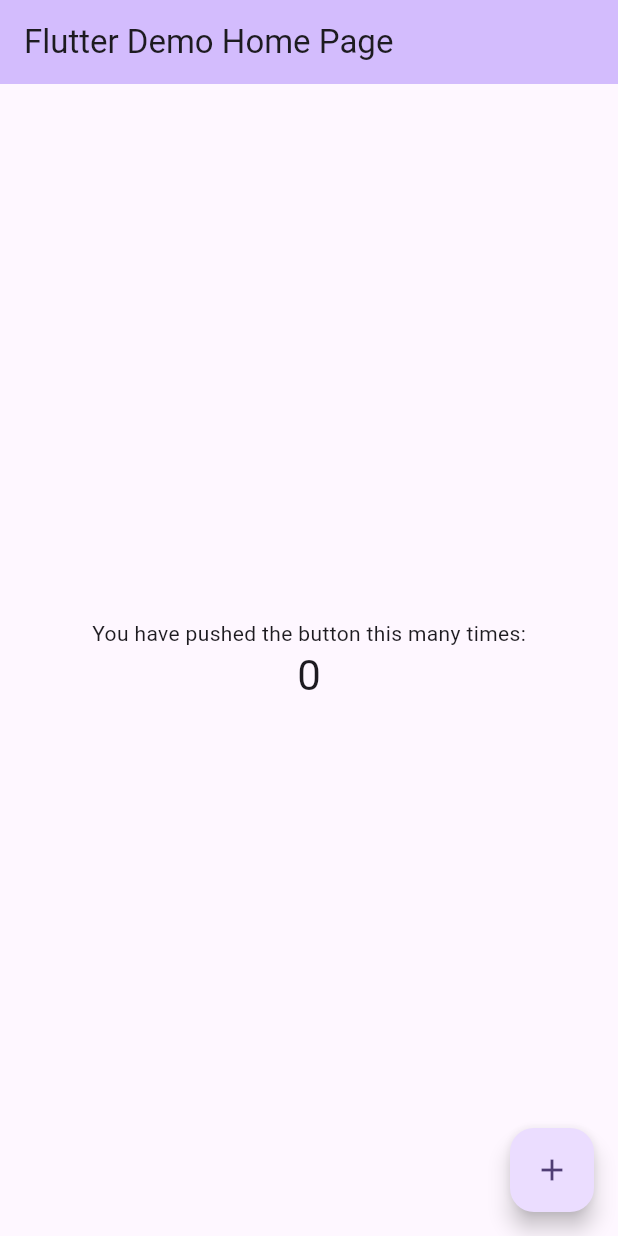
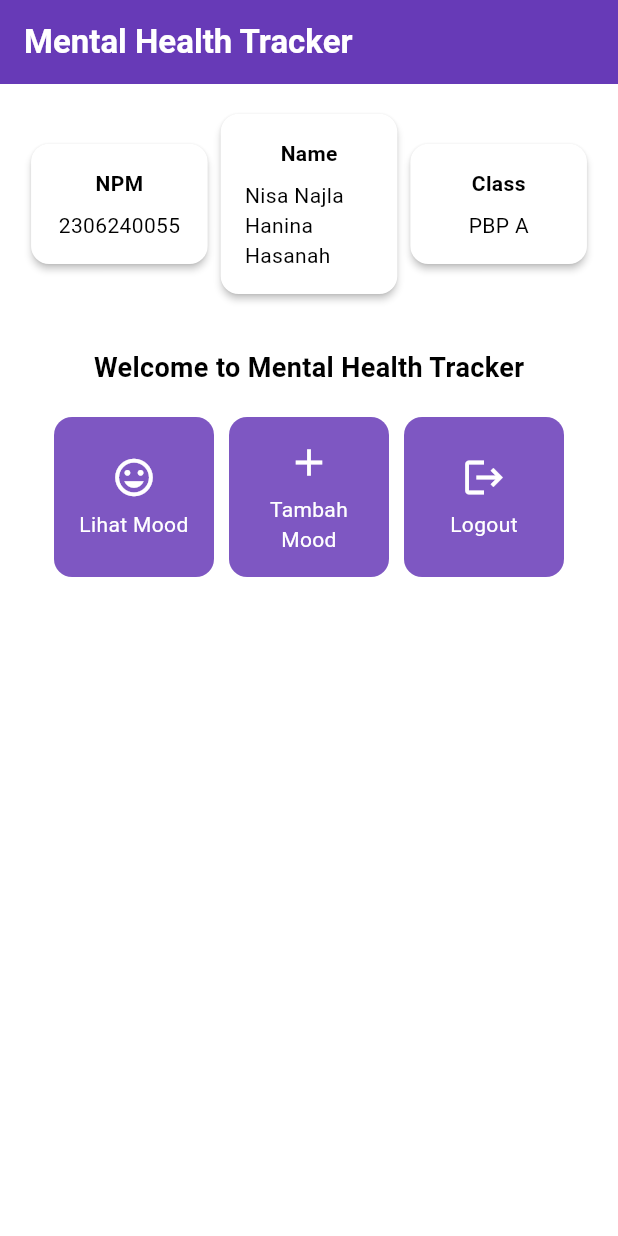
Before and after one commit to najlahanina/mental-health-tracker-mobile, a Flutter app: the screen it shows after launch, on a phone screen of 412 x 824 dp. Run offline on Flutter 3.47's test engine with Material 3 defaults, Android fonts, the phone set to English and light mode, and no system bars.

Commit message:
tutorial 6 selesai

```diff
--- a/lib/main.dart
+++ b/lib/main.dart
@@ -1,4 +1,5 @@
 import 'package:flutter/material.dart';
+import 'package:mental_health_tracker/menu.dart';
 
 void main() {
   runApp(const MyApp());
@@ -14,7 +15,9 @@ class MyApp extends StatelessWidget {
       title: 'Flutter Demo',
       theme: ThemeData(
         // This is the theme of your application.
-        //
+        colorScheme: ColorScheme.fromSwatch(
+              primarySwatch: Colors.deepPurple,
+        ).copyWith(secondary: Colors.deepPurple[400]),
         // TRY THIS: Try running your application with "flutter run". You'll see
         // the application has a purple toolbar. Then, without quitting the app,
         // try changing the seedColor in the colorScheme below to Colors.green
@@ -28,98 +31,10 @@ class MyApp extends StatelessWidget {
         //
         // This works for code too, not just values: Most code changes can be
         // tested with just a hot reload.
-        colorScheme: ColorScheme.fromSeed(seedColor: Colors.deepPurple),
+        // colorScheme: ColorScheme.fromSeed(seedColor: Colors.deepPurple),
         useMaterial3: true,
       ),
-      home: const MyHomePage(title: 'Flutter Demo Home Page'),
+      home: MyHomePage(),
     );
   }
 }
-
-class MyHomePage extends StatefulWidget {
-  const MyHomePage({super.key, required this.title});
-
-  // This widget is the home page of your application. It is stateful, meaning
-  // that it has a State object (defined below) that contains fields that affect
-  // how it looks.
-
-  // This class is the configuration for the state. It holds the values (in this
-  // case the title) provided by the parent (in this case the App widget) and
-  // used by the build method of the State. Fields in a Widget subclass are
-  // always marked "final".
-
-  final String title;
-
-  @override
-  State<MyHomePage> createState() => _MyHomePageState();
-}
-
-class _MyHomePageState extends State<MyHomePage> {
-  int _counter = 0;
-
-  void _incrementCounter() {
-    setState(() {
-      // This call to setState tells the Flutter framework that something has
-      // changed in this State, which causes it to rerun the build method below
-      // so that the display can reflect the updated values. If we changed
-      // _counter without calling setState(), then the build method would not be
-      // called again, and so nothing would appear to happen.
-      _counter++;
-    });
-  }
-
-  @override
-  Widget build(BuildContext context) {
-    // This method is rerun every time setState is called, for instance as done
-    // by the _incrementCounter method above.
-    //
-    // The Flutter framework has been optimized to make rerunning build methods
-    // fast, so that you can just rebuild anything that needs updating rather
-    // than having to individually change instances of widgets.
-    return Scaffold(
-      appBar: AppBar(
-        // TRY THIS: Try changing the color here to a specific color (to
-        // Colors.amber, perhaps?) and trigger a hot reload to see the AppBar
-        // change color while the other colors stay the same.
-        backgroundColor: Theme.of(context).colorScheme.inversePrimary,
-        // Here we take the value from the MyHomePage object that was created by
-        // the App.build method, and use it to set our appbar title.
-        title: Text(widget.title),
-      ),
-      body: Center(
-        // Center is a layout widget. It takes a single child and positions it
-        // in the middle of the parent.
-        child: Column(
-          // Column is also a layout widget. It takes a list of children and
-          // arranges them vertically. By default, it sizes itself to fit its
-          // children horizontally, and tries to be as tall as its parent.
-          //
-          // Column has various properties to control how it sizes itself and
-          // how it positions its children. Here we use mainAxisAlignment to
-          // center the children vertically; the main axis here is the vertical
-          // axis because Columns are vertical (the cross axis would be
-          // horizontal).
-          //
-          // TRY THIS: Invoke "debug painting" (choose the "Toggle Debug Paint"
-          // action in the IDE, or press "p" in the console), to see the
-          // wireframe for each widget.
-          mainAxisAlignment: MainAxisAlignment.center,
-          children: <Widget>[
-            const Text(
-              'You have pushed the button this many times:',
-            ),
-            Text(
-              '$_counter',
-              style: Theme.of(context).textTheme.headlineMedium,
-            ),
-          ],
-        ),
-      ),
-      floatingActionButton: FloatingActionButton(
-        onPressed: _incrementCounter,
-        tooltip: 'Increment',
-        child: const Icon(Icons.add),
-      ), // This trailing comma makes auto-formatting nicer for build methods.
-    );
-  }
-}
--- /dev/null
+++ b/lib/menu.dart
@@ -0,0 +1,188 @@
+import 'package:flutter/material.dart';
+
+class MyHomePage extends StatelessWidget {
+  MyHomePage({super.key});
+
+    final String npm = '2306240055'; // NPM
+    final String name = 'Nisa Najla Hanina Hasanah'; // Nama
+    final String className = 'PBP A'; // Kelas
+
+    final List<ItemHomepage> items = [
+         ItemHomepage("Lihat Mood", Icons.mood),
+         ItemHomepage("Tambah Mood", Icons.add),
+         ItemHomepage("Logout", Icons.logout),
+    ];
+
+  @override
+  Widget build(BuildContext context) {
+    // Scaffold menyediakan struktur dasar halaman dengan AppBar dan body.
+    return Scaffold(
+      // AppBar adalah bagian atas halaman yang menampilkan judul.
+      appBar: AppBar(
+        // Judul aplikasi "Mental Health Tracker" dengan teks putih dan tebal.
+        title: const Text(
+          'Mental Health Tracker',
+          style: TextStyle(
+            color: Colors.white,
+            fontWeight: FontWeight.bold,
+          ),
+        ),
+        // Warna latar belakang AppBar diambil dari skema warna tema aplikasi.
+        backgroundColor: Theme.of(context).colorScheme.primary,
+      ),
+      // Body halaman dengan padding di sekelilingnya.
+      body: Padding(
+        padding: const EdgeInsets.all(16.0),
+        // Menyusun widget secara vertikal dalam sebuah kolom.
+        child: Column(
+          crossAxisAlignment: CrossAxisAlignment.center,
+          children: [
+            // Row untuk menampilkan 3 InfoCard secara horizontal.
+            Row(
+              mainAxisAlignment: MainAxisAlignment.spaceEvenly,
+              children: [
+                InfoCard(title: 'NPM', content: npm),
+                InfoCard(title: 'Name', content: name),
+                InfoCard(title: 'Class', content: className),
+              ],
+            ),
+
+            // Memberikan jarak vertikal 16 unit.
+            const SizedBox(height: 16.0),
+
+            // Menempatkan widget berikutnya di tengah halaman.
+            Center(
+              child: Column(
+                // Menyusun teks dan grid item secara vertikal.
+
+                children: [
+                  // Menampilkan teks sambutan dengan gaya tebal dan ukuran 18.
+                  const Padding(
+                    padding: EdgeInsets.only(top: 16.0),
+                    child: Text(
+                      'Welcome to Mental Health Tracker',
+                      style: TextStyle(
+                        fontWeight: FontWeight.bold,
+                        fontSize: 18.0,
+                      ),
+                    ),
+                  ),
+
+                  // Grid untuk menampilkan ItemCard dalam bentuk grid 3 kolom.
+                  GridView.count(
+                    primary: true,
+                    padding: const EdgeInsets.all(20),
+                    crossAxisSpacing: 10,
+                    mainAxisSpacing: 10,
+                    crossAxisCount: 3,
+                    // Agar grid menyesuaikan tinggi kontennya.
+                    shrinkWrap: true,
+
+                    // Menampilkan ItemCard untuk setiap item dalam list items.
+                    children: items.map((ItemHomepage item) {
+                      return ItemCard(item);
+                    }).toList(),
+                  ),
+                ],
+              ),
+            ),
+          ],
+        ),
+      ),
+    );
+  }
+}
+
+class InfoCard extends StatelessWidget {
+  // Kartu informasi yang menampilkan title dan content.
+
+  final String title;  // Judul kartu.
+  final String content;  // Isi kartu.
+
+  const InfoCard({super.key, required this.title, required this.content});
+
+  @override
+  Widget build(BuildContext context) {
+    return Card(
+      // Membuat kotak kartu dengan bayangan dibawahnya.
+      elevation: 2.0,
+      child: Container(
+        // Mengatur ukuran dan jarak di dalam kartu.
+        width: MediaQuery.of(context).size.width / 3.5, // menyesuaikan dengan lebar device yang digunakan.
+        padding: const EdgeInsets.all(16.0),
+        // Menyusun title dan content secara vertikal.
+        child: Column(
+          children: [
+            Text(
+              title,
+              style: const TextStyle(fontWeight: FontWeight.bold),
+            ),
+            const SizedBox(height: 8.0),
+            Text(content),
+          ],
+        ),
+      ),
+    );
+  }
+}
+
+class ItemHomepage {
+     final String name;
+     final IconData icon;
+
+     ItemHomepage(this.name, this.icon);
+}
+
+class ItemCard extends StatelessWidget {
+  // Menampilkan kartu dengan ikon dan nama.
+
+  final ItemHomepage item;
+
+  const ItemCard(this.item, {super.key});
+
+  @override
+  Widget build(BuildContext context) {
+    return Material(
+      // Menentukan warna latar belakang dari tema aplikasi.
+      color: Theme.of(context).colorScheme.secondary,
+      // Membuat sudut kartu melengkung.
+      borderRadius: BorderRadius.circular(12),
+
+      child: InkWell(
+        // Aksi ketika kartu ditekan.
+        onTap: () {
+          // Menampilkan pesan SnackBar saat kartu ditekan.
+          ScaffoldMessenger.of(context)
+            ..hideCurrentSnackBar()
+            ..showSnackBar(
+              SnackBar(content: Text("Kamu telah menekan tombol ${item.name}!"))
+            );
+        },
+        // Container untuk menyimpan Icon dan Text
+        child: Container(
+          padding: const EdgeInsets.all(8),
+          child: Center(
+            child: Column(
+              // Menyusun ikon dan teks di tengah kartu.
+              mainAxisAlignment: MainAxisAlignment.center,
+              children: [
+                Icon(
+                  item.icon,
+                  color: Colors.white,
+                  size: 30.0,
+                ),
+                const Padding(padding: EdgeInsets.all(3)),
+                Text(
+                  item.name,
+                  textAlign: TextAlign.center,
+                  style: const TextStyle(color: Colors.white),
+                ),
+              ],
+            ),
+          ),
+        ),
+      ),
+    );
+  }
+
+}
```
